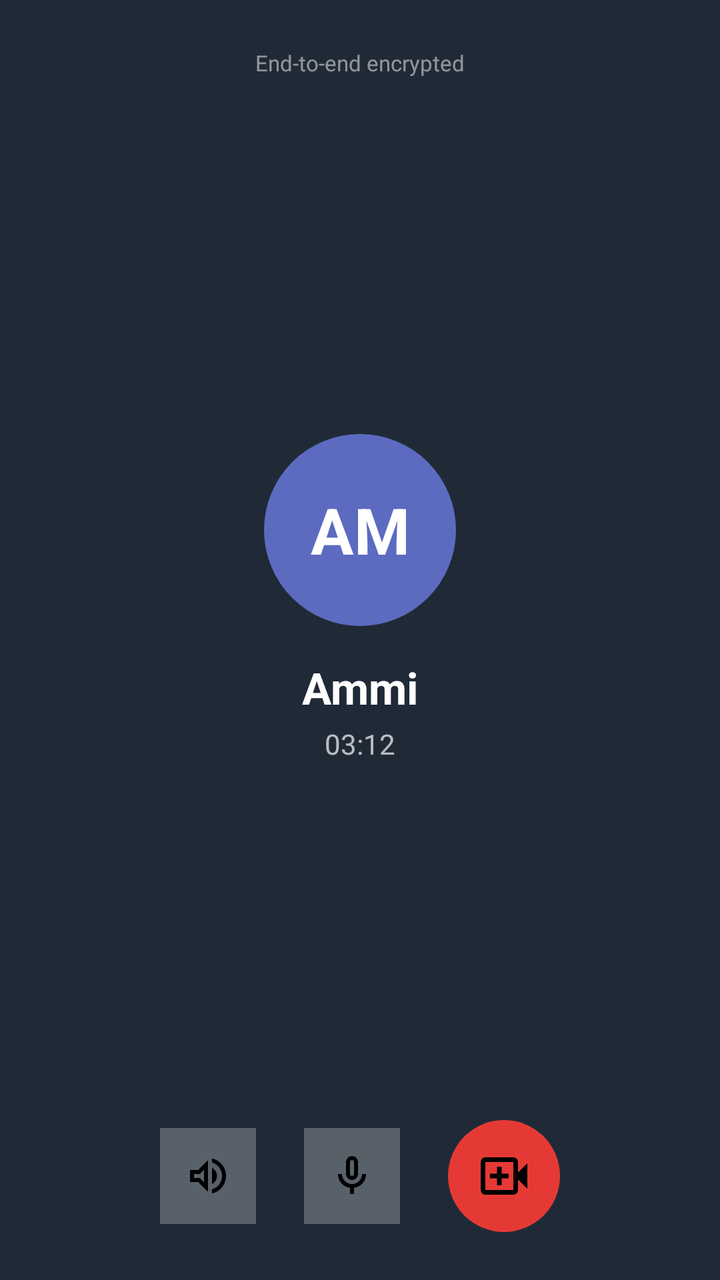
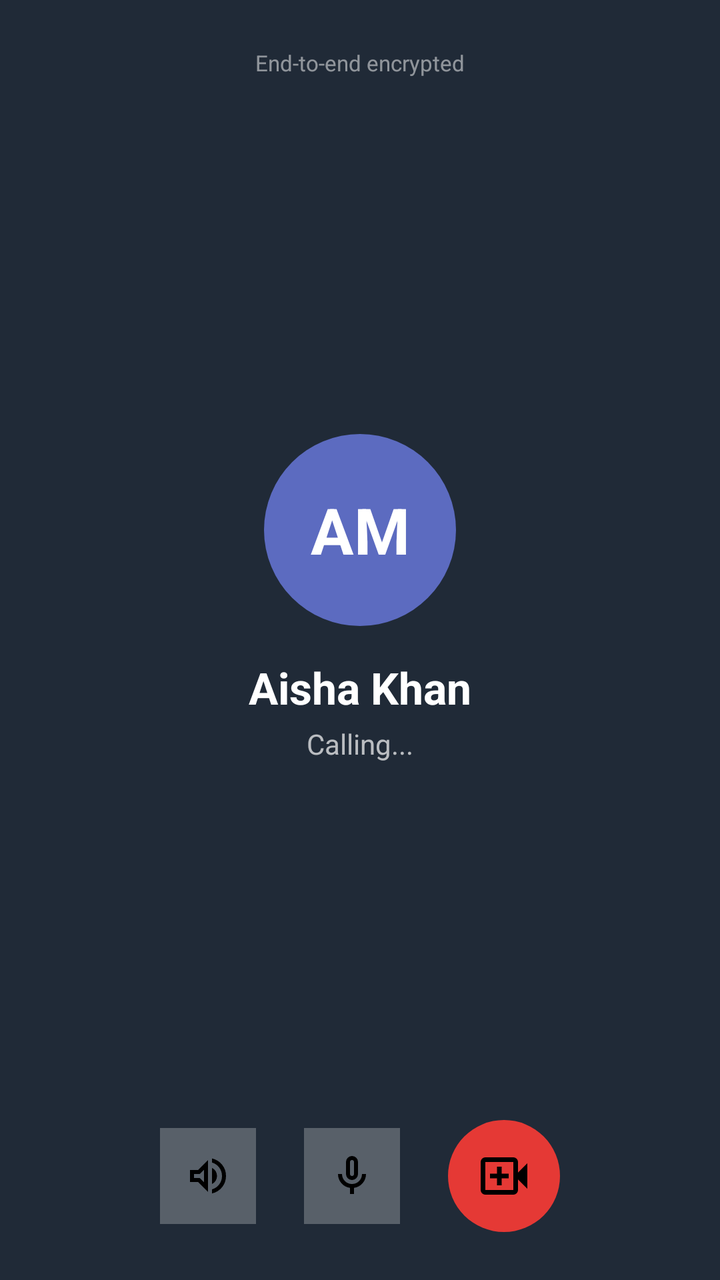

Before-and-after screenshots of an Android layout around one commit, followed by the original layout XML and the change that was made.
<!-- AndroidManifest.xml: application theme Theme.I230720_SMD_Assignment1 -->
<!-- res/layout/voicecall.xml -->
<?xml version="1.0" encoding="utf-8"?>
<LinearLayout xmlns:android="http://schemas.android.com/apk/res/android"
    android:layout_width="match_parent"
    android:layout_height="match_parent"
    android:background="#202A37"
    android:gravity="center_horizontal"
    android:orientation="vertical"
    android:padding="24dp">

    <TextView
        android:layout_width="wrap_content"
        android:layout_height="wrap_content"
        android:text="End-to-end encrypted"
        android:textColor="#80FFFFFF"
        android:textSize="11sp" />

    <View
        android:layout_width="match_parent"
        android:layout_height="0dp"
        android:layout_weight="1" />

    <TextView
        android:layout_width="96dp"
        android:layout_height="96dp"
        android:background="@drawable/avatar_circle"
        android:backgroundTint="#5C6BC0"
        android:gravity="center"
        android:text="AM"
        android:textColor="#FFFFFF"
        android:textSize="32sp"
        android:textStyle="bold" />

    <TextView
        android:layout_width="wrap_content"
        android:layout_height="wrap_content"
        android:layout_marginTop="16dp"
        android:text="Ammi"
        android:textColor="#FFFFFF"
        android:textSize="22sp"
        android:textStyle="bold" />

    <TextView
        android:layout_width="wrap_content"
        android:layout_height="wrap_content"
        android:layout_marginTop="4dp"
        android:text="03:12"
        android:textColor="#B0FFFFFF"
        android:textSize="14sp" />

    <View
        android:layout_width="match_parent"
        android:layout_height="0dp"
        android:layout_weight="1" />

    <LinearLayout
        android:layout_width="match_parent"
        android:layout_height="wrap_content"
        android:gravity="center"
        android:orientation="horizontal">

        <ImageView
            android:layout_width="48dp"
            android:layout_height="48dp"
            android:background="#40FFFFFF"
            android:contentDescription="Speaker"
            android:padding="12dp"
            android:src="@drawable/volume_up" />

        <ImageView
            android:layout_width="48dp"
            android:layout_height="48dp"
            android:layout_marginStart="24dp"
            android:background="#40FFFFFF"
            android:contentDescription="Mute"
            android:padding="12dp"
            android:src="@drawable/mic" />

        <ImageView
            android:id="@+id/btnEndCall"
            android:layout_width="56dp"
            android:layout_height="56dp"
            android:layout_marginStart="24dp"
            android:background="@drawable/avatar_circle"
            android:backgroundTint="#E53935"
            android:contentDescription="End call"
            android:padding="14dp"
            android:src="@drawable/video_call" />
    </LinearLayout>

</LinearLayout>
<!-- resources referenced by this layout -->
<resources>
  <!-- drawable avatar_circle (drawable) -->
  <?xml version="1.0" encoding="utf-8"?>
  <shape xmlns:android="http://schemas.android.com/apk/res/android"
      android:shape="oval">
      <solid android:color="#ffffff" />
  </shape>
  <!-- drawable mic (drawable) -->
  <vector xmlns:android="http://schemas.android.com/apk/res/android"
      android:width="24dp"
      android:height="24dp"
      android:viewportWidth="24"
      android:viewportHeight="24">
      <path android:fillColor="@android:color/black"
          android:pathData="M9.88,13.13Q9,12.25 9,11V5Q9,3.75 9.88,2.88T12,2t2.13,0.88T15,5v6q0,1.25-0.88,2.13T12,14T9.88,13.13ZM12,8ZM11,21V17.93Q8.4,17.58 6.7,15.6T5,11H7q0,2.07 1.46,3.54T12,16t3.54-1.46T17,11h2q0,2.63-1.7,4.6T13,17.93V21H11Zm1.71-9.29Q13,11.43 13,11V5q0-0.43-0.29-0.71T12,4T11.29,4.29T11,5v6q0,0.42 0.29,0.71T12,12t0.71-0.29Z"/>
  </vector>
  <!-- drawable video_call (drawable) -->
  <vector xmlns:android="http://schemas.android.com/apk/res/android"
      android:width="24dp"
      android:height="24dp"
      android:viewportWidth="24"
      android:viewportHeight="24">
      <path android:fillColor="@android:color/black"
          android:pathData="M9,16h2V13h3V11H11V8H9v3H6v2H9v3ZM4,20q-0.82,0-1.41-0.59T2,18V6Q2,5.18 2.59,4.59T4,4H16q0.82,0 1.41,0.59Q18,5.18 18,6v4.5l4-4v11l-4-4V18q0,0.82-0.59,1.41T16,20H4Zm0-2H16V6H4V18Zm0,0V6V18Z"/>
  </vector>
  <!-- drawable volume_up (drawable) -->
  <vector xmlns:android="http://schemas.android.com/apk/res/android"
      android:width="24dp"
      android:height="24dp"
      android:viewportWidth="24"
      android:viewportHeight="24">
      <path android:fillColor="@android:color/black"
          android:pathData="M14,20.73V18.68q2.25-0.65 3.63-2.5T19,11.98t-1.38-4.2Q16.25,5.93 14,5.27V3.22q3.1,0.7 5.05,3.14T21,11.98t-1.95,5.61T14,20.73ZM3,15V9H7l5-5V20L7,15H3Zm11,1V7.95Q15.18,8.5 15.84,9.6T16.5,12q0,1.27-0.66,2.36T14,16ZM10,8.85L7.85,11H5v2H7.85L10,15.15V8.85ZM7.5,12Z"/>
  </vector>
  <style name="Theme.I230720_SMD_Assignment1" parent="Base.Theme.I230720_SMD_Assignment1" />
  <style name="Base.Theme.I230720_SMD_Assignment1" parent="Theme.Material3.DayNight.NoActionBar">
          
          
      </style>
</resources>

<!-- the commit's change to res/layout/voicecall.xml (unified diff, before → after) -->
@@ -31,19 +31,21 @@
         android:textStyle="bold" />
 
     <TextView
+        android:id="@+id/tvCallerName"
         android:layout_width="wrap_content"
         android:layout_height="wrap_content"
         android:layout_marginTop="16dp"
-        android:text="Ammi"
+        android:text="Aisha Khan"
         android:textColor="#FFFFFF"
         android:textSize="22sp"
         android:textStyle="bold" />
 
     <TextView
+        android:id="@+id/tvCallStatus"
         android:layout_width="wrap_content"
         android:layout_height="wrap_content"
         android:layout_marginTop="4dp"
-        android:text="03:12"
+        android:text="Calling..."
         android:textColor="#B0FFFFFF"
         android:textSize="14sp" />
 
@@ -59,6 +61,7 @@
         android:orientation="horizontal">
 
         <ImageView
+            android:id="@+id/btnSpeaker"
             android:layout_width="48dp"
             android:layout_height="48dp"
             android:background="#40FFFFFF"
@@ -67,6 +70,7 @@
             android:src="@drawable/volume_up" />
 
         <ImageView
+            android:id="@+id/btnMute"
             android:layout_width="48dp"
             android:layout_height="48dp"
             android:layout_marginStart="24dp"
